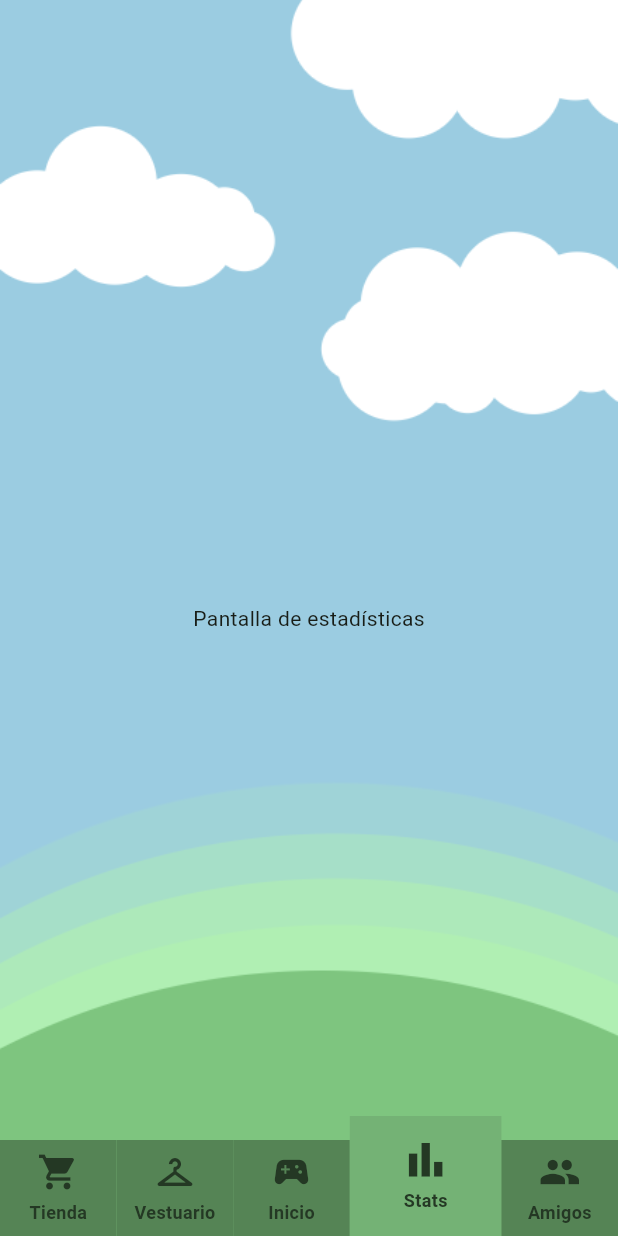
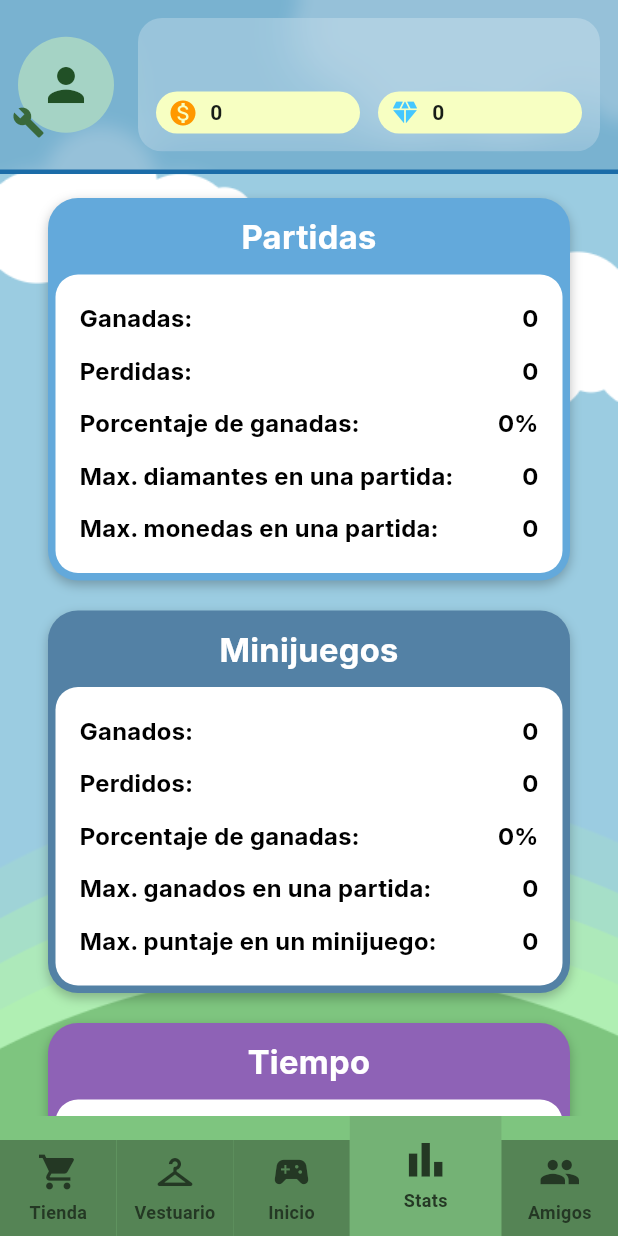
Before and after one commit to Amaya0910/PartyTricks, a Flutter app: the screen it shows once a user with an empty profile is signed in, item 4 of the bottom bar chosen, on a phone screen of 412 x 824 dp. Run offline on Flutter 3.47's test engine with Material 3 defaults, Android fonts, the phone set to English and light mode, and no system bars; our stand-ins replace cloud_firestore, firebase_auth, firebase_core, firebase_database, flutter_riverpod; accounts and stored records are empty.

Commit message:
feat: armar la pantalla de estadísticas

```diff
--- /dev/null
+++ b/lib/controllers/stats_presenter.dart
@@ -0,0 +1,198 @@
+import 'package:party_tricks/models/chest.dart';
+import 'package:party_tricks/models/player_stats.dart';
+import 'package:party_tricks/models/stats/stats_section.dart';
+import 'package:party_tricks/services/stats/stats_format.dart';
+
+/// Convierte las estadísticas en las tarjetas de la pantalla Stats, en orden.
+///
+/// Las tres primeras son las del mockup (Partidas, Minijuegos y Tiempo); las
+/// demás alternan los mismos tres colores. Las etiquetas y el formato viven
+/// aquí para que la pantalla solo dibuje.
+class StatsPresenter {
+  const StatsPresenter();
+
+  List<StatsSection> sections(PlayerStats stats) => [
+    _matches(stats),
+    _minigames(stats),
+    _time(stats),
+    _podium(stats),
+    _awards(stats),
+    _matchDetails(stats),
+    _board(stats),
+    _minigameTypes(stats),
+    _shop(stats),
+    _social(stats),
+  ];
+
+  StatsSection _matches(PlayerStats stats) {
+    final m = stats.matches;
+    return StatsSection(
+      title: 'Partidas',
+      tone: StatsTone.blue,
+      rows: [
+        StatsRow('Ganadas:', '${m.won}'),
+        StatsRow('Perdidas:', '${m.lost}'),
+        StatsRow('Porcentaje de ganadas:', StatsFormat.percent(m.winRate)),
+        StatsRow('Max. diamantes en una partida:', '${m.maxDiamonds}'),
+        StatsRow('Max. monedas en una partida:', '${m.maxCoins}'),
+      ],
+    );
+  }
+
+  StatsSection _minigames(PlayerStats stats) {
+    final m = stats.minigames;
+    return StatsSection(
+      title: 'Minijuegos',
+      tone: StatsTone.darkBlue,
+      rows: [
+        StatsRow('Ganados:', '${m.won}'),
+        StatsRow('Perdidos:', '${m.lost}'),
+        StatsRow('Porcentaje de ganadas:', StatsFormat.percent(m.winRate)),
+        StatsRow('Max. ganados en una partida:', '${m.maxWonInMatch}'),
+        StatsRow('Max. puntaje en un minijuego:', '${m.bestScore}'),
+      ],
+    );
+  }
+
+  StatsSection _time(PlayerStats stats) {
+    final t = stats.time;
+    return StatsSection(
+      title: 'Tiempo',
+      tone: StatsTone.purple,
+      rows: [
+        StatsRow('En la app:', StatsFormat.minutes(t.secondsInApp)),
+        StatsRow('Jugando:', StatsFormat.minutes(t.secondsPlaying)),
+        StatsRow('En minijuegos:', StatsFormat.minutes(t.secondsInMinigames)),
+        StatsRow('Racha actual:', StatsFormat.days(t.currentStreak)),
+        StatsRow('Racha máxima:', StatsFormat.days(t.maxStreak)),
+      ],
+    );
+  }
+
+  StatsSection _podium(PlayerStats stats) {
+    final m = stats.matches;
+    return StatsSection(
+      title: 'Podio',
+      tone: StatsTone.blue,
+      rows: [
+        StatsRow('Partidas jugadas:', '${m.played}'),
+        StatsRow('Primer lugar:', '${m.firstPlaces}'),
+        StatsRow('Segundo lugar:', '${m.secondPlaces}'),
+        StatsRow('Tercer lugar:', '${m.thirdPlaces}'),
+        StatsRow('Empates:', '${m.ties}'),
+        StatsRow('Victorias seguidas:', '${m.currentWinStreak}'),
+        StatsRow('Max. victorias seguidas:', '${m.maxWinStreak}'),
+      ],
+    );
+  }
+
+  StatsSection _awards(PlayerStats stats) {
+    final a = stats.awards;
+    return StatsSection(
+      title: 'Premios finales',
+      tone: StatsTone.darkBlue,
+      rows: [
+        StatsRow('Rey de los minijuegos:', '${a.minigames}'),
+        StatsRow('Peor suerte:', '${a.worstLuck}'),
+        StatsRow('El más rico:', '${a.richest}'),
+        StatsRow('Mayor comprador:', '${a.topBuyer}'),
+        StatsRow('Total de premios:', '${a.total}'),
+      ],
+    );
+  }
+
+  StatsSection _matchDetails(PlayerStats stats) {
+    final m = stats.matches;
+    return StatsSection(
+      title: 'Detalle de partidas',
+      tone: StatsTone.purple,
+      rows: [
+        StatsRow('Como anfitrión:', '${m.hosted}'),
+        StatsRow('Públicas:', '${m.publicMatches}'),
+        StatsRow('Privadas:', '${m.privateMatches}'),
+        StatsRow('Rondas jugadas:', '${m.roundsPlayed}'),
+        StatsRow(
+          'Partida más larga:',
+          StatsFormat.minutes(m.longestMatchSeconds),
+        ),
+        StatsRow(
+          'Promedio de diamantes:',
+          StatsFormat.decimal(m.averageDiamonds),
+        ),
+        StatsRow('Monedas ganadas:', '${stats.totalCoinsEarned}'),
+        StatsRow('Diamantes ganados:', '${m.totalDiamonds}'),
+      ],
+    );
+  }
+
+  StatsSection _board(PlayerStats stats) {
+    final b = stats.board;
+    return StatsSection(
+      title: 'Tablero',
+      tone: StatsTone.blue,
+      rows: [
+        StatsRow('Dados lanzados:', '${b.diceRolled}'),
+        StatsRow('Promedio del dado:', StatsFormat.decimal(b.averageRoll)),
+        StatsRow('Veces con el número máximo:', '${b.maxRolls}'),
+        StatsRow('Casillas positivas:', '${b.positiveTiles}'),
+        StatsRow('Casillas negativas:', '${b.negativeTiles}'),
+        StatsRow('Casillas especiales:', '${b.specialTiles}'),
+        StatsRow('Caminos normales:', '${b.mainPathsTaken}'),
+        StatsRow('Atajos:', '${b.shortcutsTaken}'),
+        StatsRow('Vueltas completas:', '${b.laps}'),
+        StatsRow('Diamantes del mapa:', '${b.mapDiamonds}'),
+        StatsRow('Compras en tiendas del mapa:', '${b.shopPurchases}'),
+      ],
+    );
+  }
+
+  StatsSection _minigameTypes(PlayerStats stats) {
+    final m = stats.minigames;
+    return StatsSection(
+      title: 'Minijuegos por tipo',
+      tone: StatsTone.darkBlue,
+      rows: [
+        StatsRow('Favorito:', StatsFormat.text(m.favoriteType)),
+        StatsRow('Más ganado:', StatsFormat.text(m.mostWonType)),
+        StatsRow('Tipos jugados:', '${m.typesPlayed}'),
+      ],
+    );
+  }
+
+  StatsSection _shop(PlayerStats stats) {
+    final s = stats.shop;
+    return StatsSection(
+      title: 'Tienda',
+      tone: StatsTone.purple,
+      rows: [
+        for (final chest in ChestType.values)
+          StatsRow('${chest.title}:', '${s.opened(chest)}'),
+        StatsRow('Total de cofres:', '${s.totalChests}'),
+        StatsRow('Diamantes gastados:', '${s.diamondsSpent}'),
+        StatsRow('Cosméticos obtenidos:', '${s.cosmeticPrizes}'),
+        StatsRow('Dados extra obtenidos:', '${s.dicePrizes}'),
+        StatsRow('Premios de monedas:', '${s.coinPrizes}'),
+        StatsRow('Cofres vacíos:', '${s.emptyPrizes}'),
+        StatsRow('Monedas de cofres:', '${s.coinsFromChests}'),
+      ],
+    );
+  }
+
+  StatsSection _social(PlayerStats stats) {
+    final s = stats.social;
+    return StatsSection(
+      title: 'Social',
+      tone: StatsTone.blue,
+      rows: [
+        StatsRow(
+          'Compañero más frecuente:',
+          StatsFormat.text(s.favoritePartner?.username),
+        ),
+        StatsRow('Partidas con amigos:', '${s.matchesWithFriends}'),
+        StatsRow('Invitaciones enviadas:', '${s.invitesSent}'),
+        StatsRow('Invitaciones aceptadas:', '${s.invitesAccepted}'),
+        StatsRow('Mensajes enviados:', '${s.messagesSent}'),
+      ],
+    );
+  }
+}
--- a/lib/screens/stats_screen.dart
+++ b/lib/screens/stats_screen.dart
@@ -1,10 +1,97 @@
 import 'package:flutter/material.dart';
+import 'package:flutter_riverpod/flutter_riverpod.dart';
+import 'package:party_tricks/controllers/stats_presenter.dart';
+import 'package:party_tricks/models/player_stats.dart';
+import 'package:party_tricks/models/stats/stats_section.dart';
+import 'package:party_tricks/services/auth/auth_providers.dart';
+import 'package:party_tricks/services/stats/stats_providers.dart';
+import 'package:party_tricks/theme/app_colors.dart';
+import 'package:party_tricks/widgets/player_header.dart';
+import 'package:party_tricks/widgets/stats_card.dart';
 
-class StatsScreen extends StatelessWidget {
+/// Estadísticas del jugador: todas las tarjetas en una lista que se recorre
+/// hacia abajo. El fondo lo pone MainShellScreen.
+class StatsScreen extends ConsumerWidget {
   const StatsScreen({super.key});
 
   @override
-  Widget build(BuildContext context) {
-    return const Center(child: Text('Pantalla de estadísticas'));
+  Widget build(BuildContext context, WidgetRef ref) {
+    final profile = ref.watch(userProfileProvider).value;
+    final statsAsync = ref.watch(playerStatsProvider);
+
+    return Column(
+      children: [
+        PlayerHeader(
+          username: profile?.username ?? '',
+          coins: profile?.coins ?? 0,
+          diamonds: profile?.diamonds ?? 0,
+        ),
+        Expanded(
+          child: statsAsync.when(
+            loading: () => const Center(child: CircularProgressIndicator()),
+            error: (_, _) => const _Message(
+              'No se pudieron cargar tus estadísticas. Revisa tu conexión.',
+            ),
+            data: (stats) => _StatsList(stats: stats),
+          ),
+        ),
+      ],
+    );
   }
 }
+
+class _StatsList extends StatelessWidget {
+  const _StatsList({required this.stats});
+
+  final PlayerStats stats;
+
+  static const _presenter = StatsPresenter();
+
+  static Color _colorFor(StatsTone tone) => switch (tone) {
+    StatsTone.blue => AppColors.statsBlue,
+    StatsTone.darkBlue => AppColors.statsDarkBlue,
+    StatsTone.purple => AppColors.statsPurple,
+  };
+
+  @override
+  Widget build(BuildContext context) {
+    final sections = _presenter.sections(stats);
+    // SafeArea inferior: deja espacio para la barra de navegación.
+    return SafeArea(
+      top: false,
+      child: ListView.separated(
+        padding: const EdgeInsets.fromLTRB(32, 16, 32, 24),
+        itemCount: sections.length,
+        separatorBuilder: (_, _) => const SizedBox(height: 20),
+        itemBuilder: (_, index) {
+          final section = sections[index];
+          return StatsCard(
+            title: section.title,
+            color: _colorFor(section.tone),
+            rows: section.rows,
+          );
+        },
+      ),
+    );
+  }
+}
+
+class _Message extends StatelessWidget {
+  const _Message(this.text);
+
+  final String text;
+
+  @override
+  Widget build(BuildContext context) {
+    return Center(
+      child: Padding(
+        padding: const EdgeInsets.all(32),
+        child: Text(
+          text,
+          textAlign: TextAlign.center,
+          style: const TextStyle(fontSize: 16, color: AppColors.white),
+        ),
+      ),
+    );
+  }
+}
--- a/lib/theme/app_colors.dart
+++ b/lib/theme/app_colors.dart
@@ -170,4 +170,18 @@ class AppColors {
   static const Color chestPartyStrong = Color(0xFFB09868);
   static const Color chestDiamondCard = Color(0xFFC688FF);
   static const Color chestDiamondStrong = Color(0xFF8E62B6);
+
+  // ---------------------------------------------------------------------------
+  // Estadísticas
+  // ---------------------------------------------------------------------------
+
+  /// Cabecera y borde de las tarjetas de la pantalla Stats. Se repiten en
+  /// orden: azul, azul oscuro y morado. Solo el azul oscuro es nuevo; los
+  /// otros reutilizan colores que ya existían.
+  static const Color statsBlue = authAccent;
+  static const Color statsDarkBlue = Color(0xFF5381A5);
+  static const Color statsPurple = chestDiamondStrong;
+
+  /// Etiquetas y números de las filas.
+  static const Color statsText = wardrobeInk;
 }
--- /dev/null
+++ b/lib/widgets/stats_card.dart
@@ -0,0 +1,96 @@
+import 'package:flutter/material.dart';
+import 'package:party_tricks/models/stats/stats_section.dart';
+import 'package:party_tricks/theme/app_colors.dart';
+
+/// Tarjeta de la pantalla Stats: cabecera de color con el [title] y las
+/// filas en un recuadro blanco. Solo dibuja; recibe los textos ya listos.
+class StatsCard extends StatelessWidget {
+  const StatsCard({
+    super.key,
+    required this.title,
+    required this.color,
+    required this.rows,
+  });
+
+  final String title;
+  final Color color;
+  final List<StatsRow> rows;
+
+  static const double _radius = 20;
+  static const double _border = 5;
+
+  @override
+  Widget build(BuildContext context) {
+    return Container(
+      decoration: BoxDecoration(
+        color: color,
+        borderRadius: BorderRadius.circular(_radius),
+        boxShadow: const [
+          BoxShadow(
+            color: AppColors.pillShadow,
+            blurRadius: 6,
+            offset: Offset(0, 3),
+          ),
+        ],
+      ),
+      padding: const EdgeInsets.fromLTRB(_border, 0, _border, _border),
+      child: Column(
+        crossAxisAlignment: CrossAxisAlignment.stretch,
+        children: [
+          Padding(
+            padding: const EdgeInsets.symmetric(vertical: 10),
+            child: Text(
+              title,
+              textAlign: TextAlign.center,
+              style: const TextStyle(
+                fontFamily: 'Inter',
+                fontSize: 22,
+                fontWeight: FontWeight.w700,
+                color: AppColors.white,
+              ),
+            ),
+          ),
+          DecoratedBox(
+            decoration: BoxDecoration(
+              color: AppColors.white,
+              borderRadius: BorderRadius.circular(_radius - _border),
+            ),
+            child: Padding(
+              padding: const EdgeInsets.symmetric(horizontal: 16, vertical: 12),
+              child: Column(
+                children: [for (final row in rows) _Row(row: row)],
+              ),
+            ),
+          ),
+        ],
+      ),
+    );
+  }
+}
+
+class _Row extends StatelessWidget {
+  const _Row({required this.row});
+
+  final StatsRow row;
+
+  static const _style = TextStyle(
+    fontFamily: 'Inter',
+    fontSize: 16,
+    fontWeight: FontWeight.w700,
+    color: AppColors.statsText,
+  );
+
+  @override
+  Widget build(BuildContext context) {
+    return Padding(
+      padding: const EdgeInsets.symmetric(vertical: 6),
+      child: Row(
+        children: [
+          Expanded(child: Text(row.label, style: _style)),
+          const SizedBox(width: 12),
+          Text(row.value, style: _style),
+        ],
+      ),
+    );
+  }
+}
```
